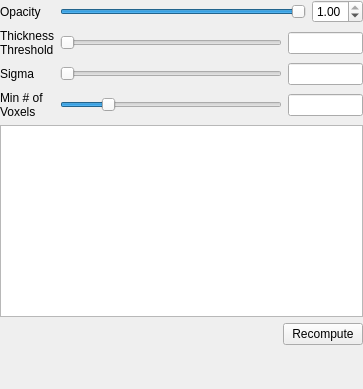
This is freeview/PanelFCD.ui in freesurfer/freesurfer as Qt 5 draws it before an edit. The edited form follows.
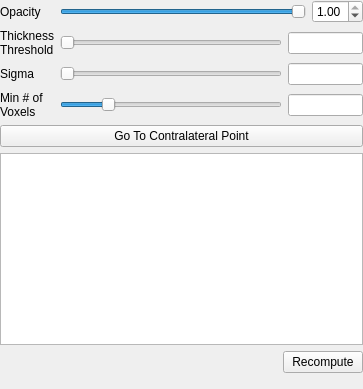
This is the edited form.

Commit message: Option to go to contralateral point with fcd data. Load fcd data before labels. Center the cursor in 2D view after 'goto contralateral' move. When clicking on a inflated surface, the cursor will move to the coresponding vertex on the white surface (if it is presenbt). -rpwang

What changed in the file:
```diff
--- a/freeview/PanelFCD.ui
+++ b/freeview/PanelFCD.ui
@@ -186,6 +186,17 @@
       </item>
      </layout>
     </item>
+    <item>
+     <layout class="QHBoxLayout" name="horizontalLayout_6">
+      <item>
+       <widget class="QPushButton" name="pushButtonGoToContralateral">
+        <property name="text">
+         <string>Go To Contralateral Point</string>
+        </property>
+       </widget>
+      </item>
+     </layout>
+    </item>
     <item>
      <widget class="QTreeWidget" name="treeWidgetLabels">
       <property name="showDropIndicator" stdset="0">
```
Left out of the diff: 17 changed lines with no effect on the pictures. The commit also changes 12 other files.
